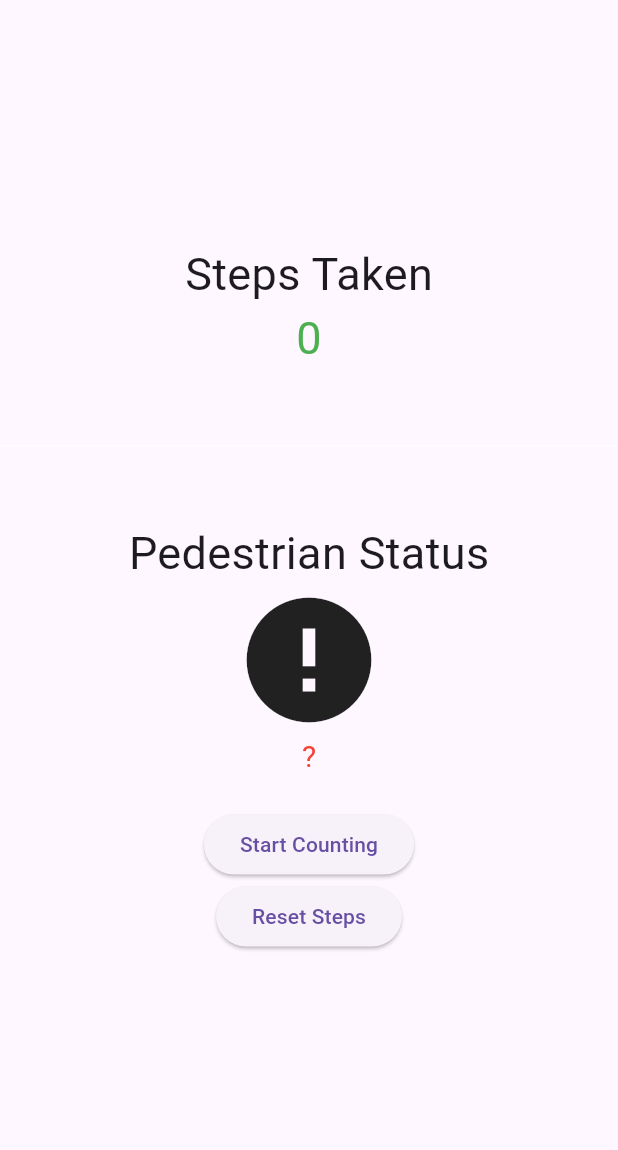
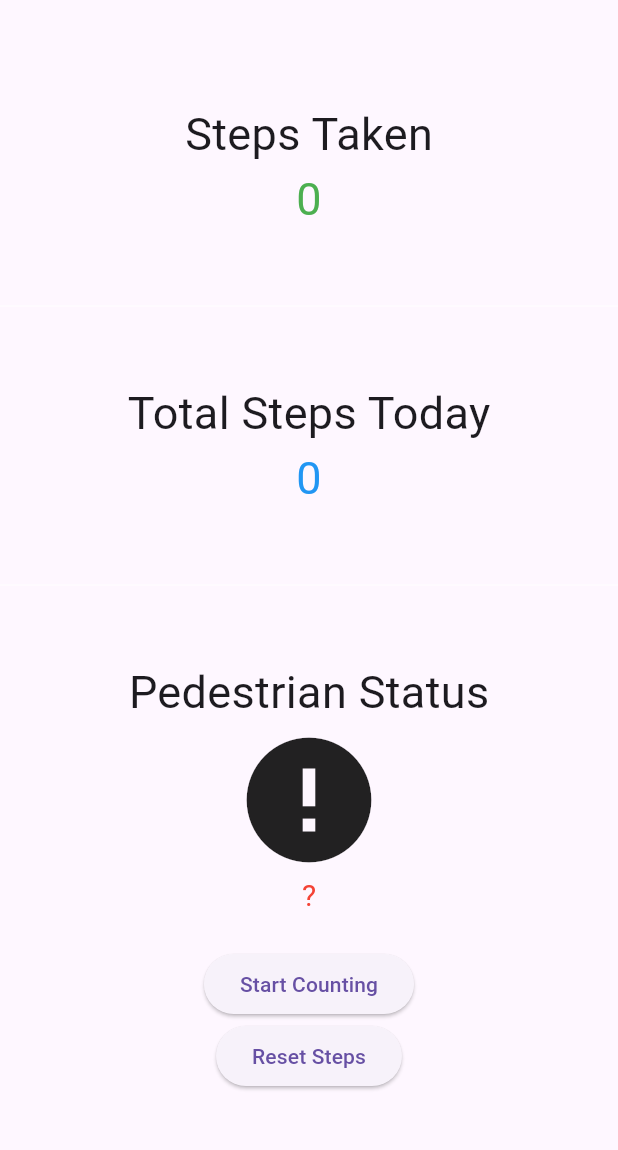
Before and after one commit to khumoyunABD/pedometer_app, a Flutter app: the screen it shows after launch, after a tap on "Stop Counting", on a phone screen of 412 x 824 dp, the part 63-1213 px from its top. Run offline on Flutter 3.47's test engine with Material 3 defaults, Android fonts, the phone set to English and light mode, and no system bars; our stand-ins replace pedometer, sensors_plus, shared_preferences.

```diff
--- a/lib/main.dart
+++ b/lib/main.dart
@@ -1,6 +1,7 @@
 import 'package:flutter/material.dart';
 import 'package:pedometer/pedometer.dart';
 import 'dart:async';
+import 'package:shared_preferences/shared_preferences.dart';
 
 String formatDate(DateTime d) {
   return d.toString().substring(0, 19);
@@ -23,12 +24,34 @@ class _MyAppState extends State<MyApp> {
   String _status = '?';
   int _steps = 0;
   int _initialSteps = 0;
+  int _savedSteps = 0;
   bool _isCounting = true;
+  int _totalStepsToday = 0;
 
   @override
   void initState() {
     super.initState();
     initPlatformState();
+    _loadTotalSteps();
+  }
+
+  Future<void> _loadTotalSteps() async {
+    final prefs = await SharedPreferences.getInstance();
+    final now = DateTime.now();
+    final lastSavedDate = prefs.getString('last_saved_date') ?? '';
+    if (lastSavedDate != now.toIso8601String().substring(0, 10)) {
+      await prefs.setInt('total_steps', 0);
+      await prefs.setString(
+          'last_saved_date', now.toIso8601String().substring(0, 10));
+    }
+    setState(() {
+      _totalStepsToday = prefs.getInt('total_steps') ?? 0;
+    });
+  }
+
+  Future<void> _saveTotalSteps(int steps) async {
+    final prefs = await SharedPreferences.getInstance();
+    await prefs.setInt('total_steps', steps);
   }
 
   void onStepCount(StepCount event) {
@@ -38,7 +61,9 @@ class _MyAppState extends State<MyApp> {
         if (_initialSteps == 0) {
           _initialSteps = event.steps;
         }
-        _steps = event.steps - _initialSteps;
+        _steps = _savedSteps + (event.steps - _initialSteps);
+        _totalStepsToday += _steps;
+        _saveTotalSteps(_totalStepsToday);
       });
     }
   }
@@ -79,6 +104,11 @@ class _MyAppState extends State<MyApp> {
 
   void toggleCounting() {
     setState(() {
+      if (_isCounting) {
+        _savedSteps = _steps; // Save the steps when stopping
+      } else {
+        _initialSteps = 0; // Reset the initial steps when resuming
+      }
       _isCounting = !_isCounting;
     });
   }
@@ -87,6 +117,7 @@ class _MyAppState extends State<MyApp> {
     setState(() {
       _steps = 0;
       _initialSteps = 0;
+      _savedSteps = 0;
     });
   }
 
@@ -115,6 +146,19 @@ class _MyAppState extends State<MyApp> {
                 color: Colors.white,
               ),
               const Text(
+                'Total Steps Today',
+                style: TextStyle(fontSize: 30),
+              ),
+              Text(
+                _totalStepsToday.toString(),
+                style: const TextStyle(fontSize: 30, color: Colors.blue),
+              ),
+              const Divider(
+                height: 100,
+                thickness: 0,
+                color: Colors.white,
+              ),
+              const Text(
                 'Pedestrian Status',
                 style: TextStyle(fontSize: 30),
               ),
@@ -134,7 +178,7 @@ class _MyAppState extends State<MyApp> {
                       : const TextStyle(fontSize: 20, color: Colors.red),
                 ),
               ),
-              SizedBox(height: 20),
+              const SizedBox(height: 20),
               ElevatedButton(
                 onPressed: toggleCounting,
                 child: Text(_isCounting ? 'Stop Counting' : 'Start Counting'),
--- a/pubspec.yaml
+++ b/pubspec.yaml
@@ -13,6 +13,7 @@ dependencies:
   pedometer: ^4.0.1
   provider: ^6.1.2
   sensors_plus: ^5.0.1
+  shared_preferences: ^2.2.3
 
 dev_dependencies:
   flutter_test:
```
Also changed, not shown: pubspec.lock, 1 other file.
